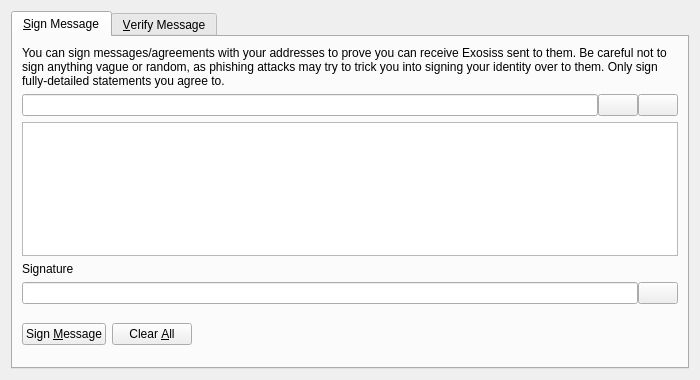
Qt form src/qt/forms/signverifymessagedialog.ui (exosiscrypto/exosis) before a commit.
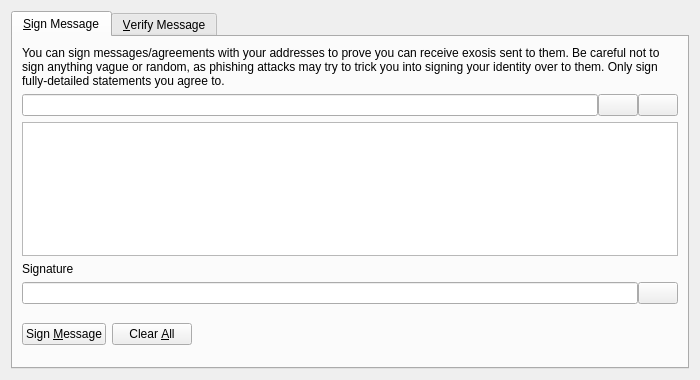
The same form after that commit. Icons and pictures are not drawn. Custom widgets are drawn as their Qt base class.

Commit message: Exosis Core 0.18.18.1 release

Patch:
```diff
--- a/src/qt/forms/signverifymessagedialog.ui
+++ b/src/qt/forms/signverifymessagedialog.ui
@@ -30,7 +30,7 @@
        <item>
         <widget class="QLabel" name="infoLabel_SM">
          <property name="text">
-          <string>You can sign messages/agreements with your addresses to prove you can receive Exosiss sent to them. Be careful not to sign anything vague or random, as phishing attacks may try to trick you into signing your identity over to them. Only sign fully-detailed statements you agree to.</string>
+          <string>You can sign messages/agreements with your addresses to prove you can receive exosis sent to them. Be careful not to sign anything vague or random, as phishing attacks may try to trick you into signing your identity over to them. Only sign fully-detailed statements you agree to.</string>
          </property>
          <property name="textFormat">
           <enum>Qt::PlainText</enum>
```
The commit also changes 1263 other files.
